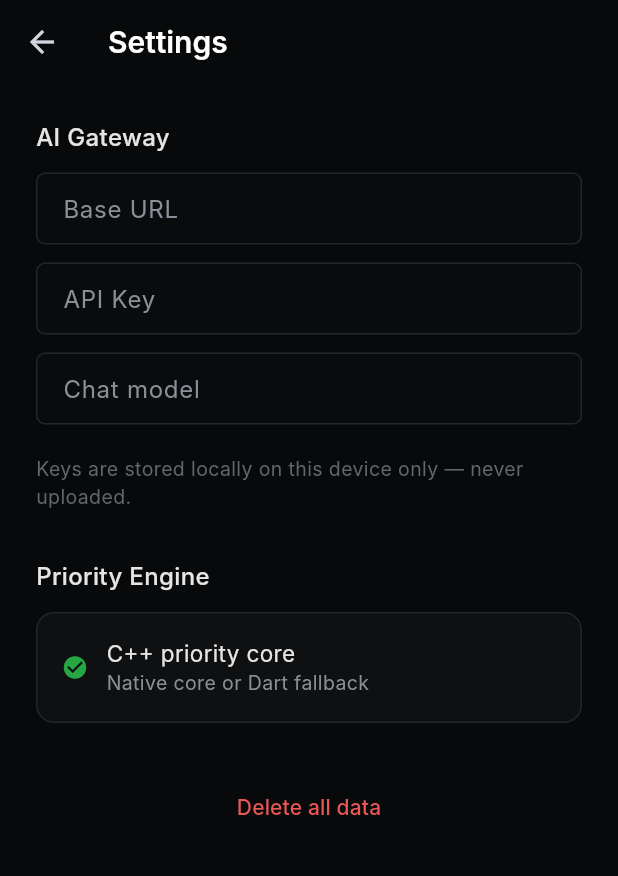
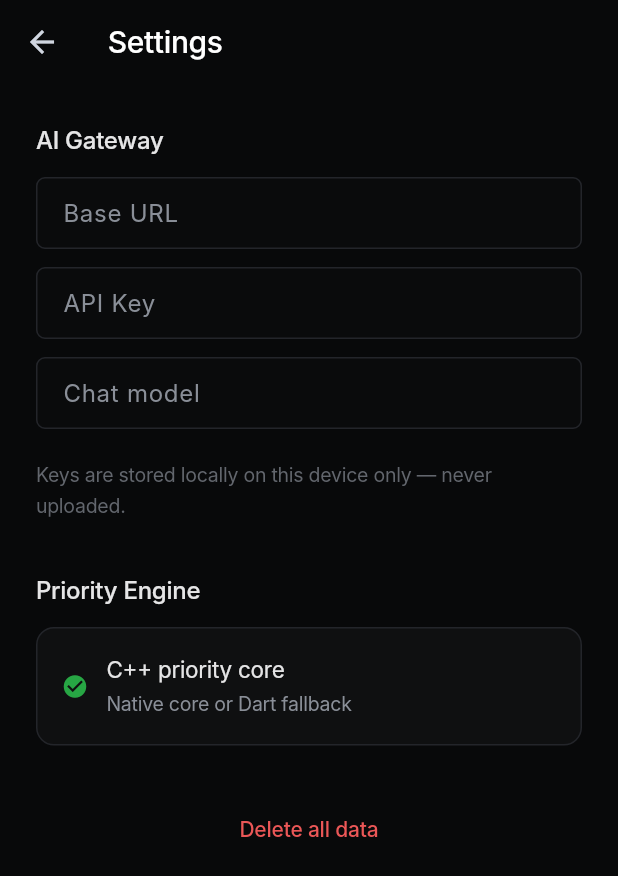
Before and after one commit to Faithmanex/ai-task-manager, a Flutter app: the screen it shows after launch, after a tap on the "settings" icon, on a phone screen of 412 x 824 dp. Shown: the top 876 px of the screen. Run offline on Flutter 3.47's test engine with Material 3 defaults, Android fonts, the light colour scheme and no system bars; our stand-ins replace shared_preferences; missing offline and left inert: dart:ffi; Roboto replaces fonts that are missing (Inter).

Commit message:
style: align theme type scale to Linear reference (tracking, line-heights, weights)

```diff
--- a/lib/core/theme.dart
+++ b/lib/core/theme.dart
@@ -41,24 +41,74 @@ ThemeData buildTheme() {
     splashFactory: InkSparkle.splashFactory,
     dividerColor: kGraphite,
     textTheme: const TextTheme(
-      displayLarge: TextStyle(fontSize: 72, fontWeight: FontWeight.w500),
-      headlineLarge: TextStyle(fontSize: 32, fontWeight: FontWeight.w400),
-      headlineMedium: TextStyle(fontSize: 24, fontWeight: FontWeight.w400),
-      titleLarge: TextStyle(fontSize: 20, fontWeight: FontWeight.w600),
-      titleMedium: TextStyle(fontSize: 16, fontWeight: FontWeight.w500),
-      bodyLarge: TextStyle(fontSize: 16, fontWeight: FontWeight.w400),
+      // Type scale per DESIGN.md (Linear reference):
+      // display 72/510 · heading-sm 32/400 · heading 24/400 ·
+      // body-lg 20/590 · body 16/400 · body-sm 15/400 · caption 13/400
+      displayLarge: TextStyle(
+        fontSize: 72,
+        fontWeight: FontWeight.w500,
+        height: 1.0,
+        letterSpacing: -1.584,
+      ),
+      displaySmall: TextStyle(
+        fontSize: 48,
+        fontWeight: FontWeight.w500,
+        height: 1.0,
+        letterSpacing: -1.056,
+      ),
+      headlineLarge: TextStyle(
+        fontSize: 32,
+        fontWeight: FontWeight.w400,
+        height: 1.13,
+        letterSpacing: -0.704,
+      ),
+      headlineMedium: TextStyle(
+        fontSize: 24,
+        fontWeight: FontWeight.w400,
+        height: 1.33,
+        letterSpacing: -0.288,
+      ),
+      titleLarge: TextStyle(
+        fontSize: 20,
+        fontWeight: FontWeight.w500,
+        height: 1.33,
+        letterSpacing: -0.24,
+      ),
+      titleMedium: TextStyle(
+        fontSize: 16,
+        fontWeight: FontWeight.w500,
+        height: 1.5,
+        letterSpacing: -0.16,
+      ),
+      bodyLarge: TextStyle(
+        fontSize: 16,
+        fontWeight: FontWeight.w400,
+        height: 1.5,
+      ),
       bodyMedium: TextStyle(
         fontSize: 15,
         fontWeight: FontWeight.w400,
+        height: 1.6,
+        letterSpacing: -0.165,
         color: kMist,
       ),
       bodySmall: TextStyle(
         fontSize: 13,
         fontWeight: FontWeight.w400,
+        height: 1.2,
         color: kFog,
       ),
-      labelLarge: TextStyle(fontSize: 14, fontWeight: FontWeight.w500),
-      labelMedium: TextStyle(fontSize: 12, fontWeight: FontWeight.w400),
+      labelLarge: TextStyle(
+        fontSize: 14,
+        fontWeight: FontWeight.w500,
+        height: 1.4,
+        letterSpacing: -0.14,
+      ),
+      labelMedium: TextStyle(
+        fontSize: 12,
+        fontWeight: FontWeight.w400,
+        height: 1.4,
+      ),
     ).apply(bodyColor: kMist, displayColor: kPaper),
     inputDecorationTheme: InputDecorationTheme(
       filled: true,
```
